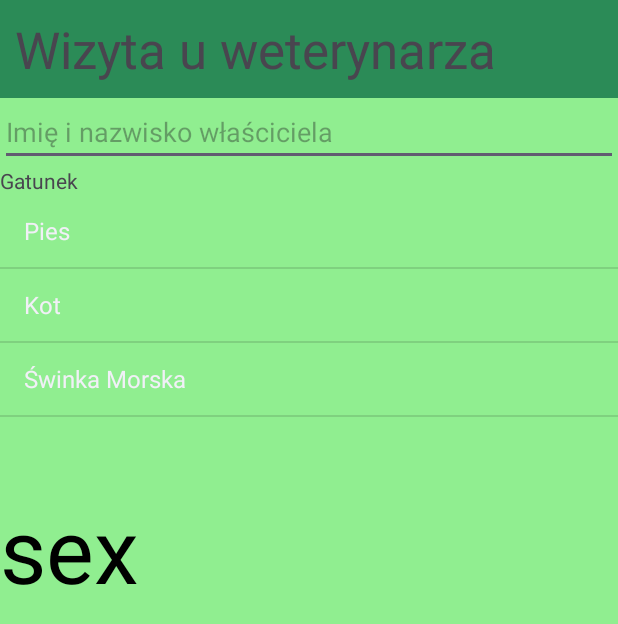
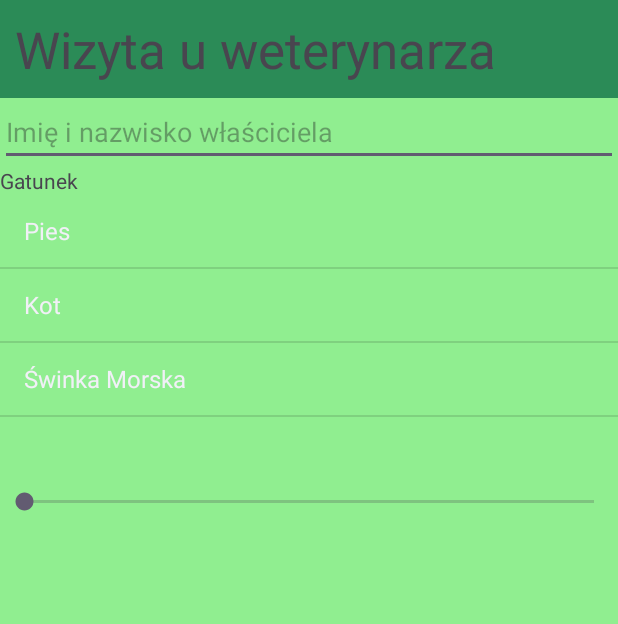
Before and after one commit to kondziux1/AS-nicwartegouwagi, an Android app: the screen it shows after launch (MainActivity), on a phone screen of 412 x 824 dp. Shown: the top 624 px of the screen. Run offline under Robolectric (Android 15) with nearby library versions, the phone set to English and light mode, and no system bars.

Commit message:
dodany slider od 1 do 20

```diff
--- a/app/src/main/java/pl/kondziux1/vet/MainActivity.java
+++ b/app/src/main/java/pl/kondziux1/vet/MainActivity.java
@@ -38,14 +38,7 @@ public class MainActivity extends AppCompatActivity {
         listView.setAdapter(arradapt);
 
         listView.setSelector(R.color.mil);
-        TextView kibel = findViewById(R.id.karwa);
 
-
-        View vi  = getCurrentFocus();
-        vi.setOnClickListener(v ->{
-            int kebab = listView.getSelectedItemPosition();
-            kibel.setText(""+kebab);
-        });
 
 
 
--- a/app/src/main/res/layout/activity_main.xml
+++ b/app/src/main/res/layout/activity_main.xml
@@ -72,13 +72,14 @@
             android:padding="0dp"
             android:textColor="@color/black" />
 
-        <TextView
-            android:id="@+id/karwa"
+        <SeekBar
+            android:id="@+id/seekBar"
             android:layout_width="match_parent"
             android:layout_height="wrap_content"
-            android:text="sex"
-            android:textColor="#000000"
-            android:textSize="60sp" />
+            android:min="1"
+            android:max="20"
+
+             />
 
     </LinearLayout>
 
```
